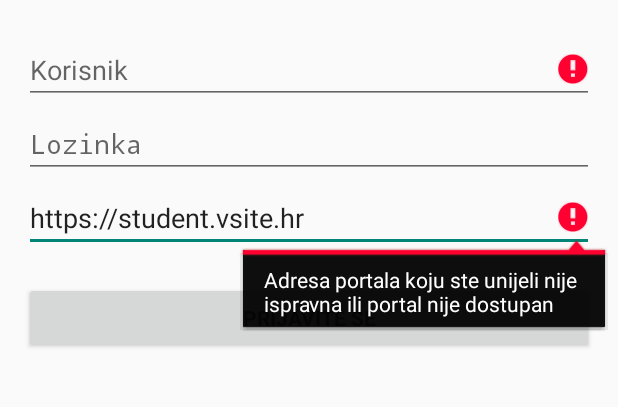
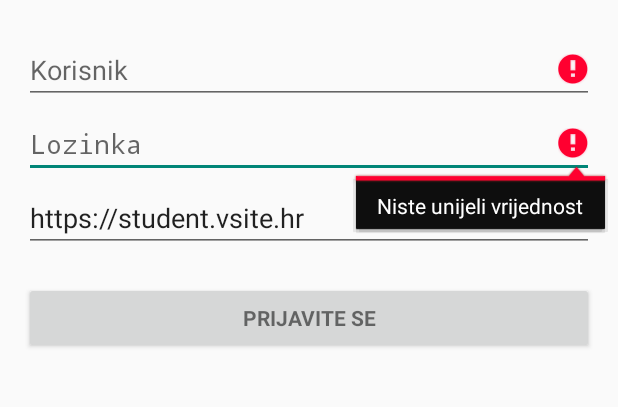
Before and after one commit to Bikonja/scad-for-android, an Android app: the ScadAuthenticatorActivity screen opened directly, with no data from a screen before it, after a tap on "PRIJAVITE SE", on a phone screen of 412 x 824 dp, the part 74-481 px from its top. Run offline under Robolectric (Android 15) with nearby library versions, the phone set to English and light mode, and no system bars.

Commit message:
Minor fixes

```diff
--- a/Scad/app/src/main/java/com/igorloborec/scad/authentication/AccountGeneral.java
+++ b/Scad/app/src/main/java/com/igorloborec/scad/authentication/AccountGeneral.java
@@ -18,7 +18,7 @@ public class AccountGeneral {
      */
     public static final String ACCOUNT_NAME = null;
 
-    public static final String PORTAL_ADDRESS = null;
+    public static final String PORTAL_ADDRESS = "PORTAL_URL";
 
     /**
      * Auth token types
--- a/Scad/app/src/main/java/com/igorloborec/scad/authentication/HtmlParseScadAuthenticate.java
+++ b/Scad/app/src/main/java/com/igorloborec/scad/authentication/HtmlParseScadAuthenticate.java
@@ -59,6 +59,7 @@ public class HtmlParseScadAuthenticate implements ScadAuthenticate {
 
         return authtoken;
         */
+        // Returned token should be in form SESSIONCOOKIENAME+SESSIONCOOKIEVALUE
         return null;
     }
 }
--- a/Scad/app/src/main/java/com/igorloborec/scad/authentication/ScadAuthenticatorActivity.java
+++ b/Scad/app/src/main/java/com/igorloborec/scad/authentication/ScadAuthenticatorActivity.java
@@ -14,21 +14,23 @@ import android.content.Intent;
 import android.os.AsyncTask;
 import android.os.Build;
 import android.os.Bundle;
+import android.provider.ContactsContract;
 import android.text.TextUtils;
 import android.util.Log;
+import android.util.Patterns;
 import android.view.View;
 import android.view.View.OnClickListener;
+import android.webkit.URLUtil;
 import android.widget.Button;
 import android.widget.EditText;
 import android.widget.TextView;
 
 import com.igorloborec.scad.R;
 
-import org.apache.http.HttpResponse;
-import org.apache.http.client.methods.HttpGet;
-import org.apache.http.impl.client.DefaultHttpClient;
-
-import java.io.IOException;
+import java.util.AbstractMap;
+import java.util.Dictionary;
+import java.util.HashMap;
+import java.util.Map;
 
 /**
  * A login screen that offers login via username/password.
@@ -118,15 +120,7 @@ public class ScadAuthenticatorActivity extends AccountAuthenticatorActivity {
         boolean cancel = false;
         View focusView = null;
 
-
-        // Check for a valid password, if the user entered one.
-        if (!TextUtils.isEmpty(password) && !isPasswordValid(password)) {
-            mPasswordView.setError(getString(R.string.error_invalid_password));
-            focusView = mPasswordView;
-            cancel = true;
-        }
-
-        // Check for a valid email address.
+        // Check for a valid username.
         if (TextUtils.isEmpty(username)) {
             mUsernameView.setError(getString(R.string.error_field_required));
             focusView = mUsernameView;
@@ -134,6 +128,17 @@ public class ScadAuthenticatorActivity extends AccountAuthenticatorActivity {
         } else if (!isUsernameValid(username)) {
             mUsernameView.setError(getString(R.string.error_invalid_username));
             focusView = mUsernameView;
+            cancel = true;
+        }
+
+        // Check for password validity.
+        if (TextUtils.isEmpty(password)) {
+            mPasswordView.setError(getString(R.string.error_field_required));
+            focusView = mPasswordView;
+            cancel = true;
+        } else if (!isPasswordValid(password)) {
+            mPasswordView.setError(getString(R.string.error_invalid_password));
+            focusView = mPasswordView;
             cancel = true;
         }
 
@@ -146,6 +151,9 @@ public class ScadAuthenticatorActivity extends AccountAuthenticatorActivity {
             mPortalAddressView.setError(getString(R.string.error_invalid_portal_address));
             focusView = mPortalAddressView;
             cancel = true;
+        }
+        else {
+            portalAddress = URLUtil.guessUrl(portalAddress);
         }
 
         if (cancel) {
@@ -172,15 +180,7 @@ public class ScadAuthenticatorActivity extends AccountAuthenticatorActivity {
     private boolean isPortalAddressValid(String portalAddress) {
         boolean isValid = false;
 
-        // Do a simple check if we get a HTTP 200 for this address
-        DefaultHttpClient httpClient = new DefaultHttpClient();
-        HttpGet httpGet = new HttpGet(portalAddress);
-        try {
-            HttpResponse response = httpClient.execute(httpGet);
-            isValid = response.getStatusLine().getStatusCode() == 200;
-        } catch (IOException e) {
-            e.printStackTrace();
-        }
+        isValid = Patterns.WEB_URL.matcher(portalAddress).matches();
 
         return isValid;
     }
--- a/Scad/app/src/main/res/values/strings.xml
+++ b/Scad/app/src/main/res/values/strings.xml
@@ -17,13 +17,13 @@
     <string name="error_login_failed">Prijava neuspješna</string>
     <string name="title_activity_main">MainActivity</string>
 
-    <string name="title_calendar">Kalendar</string>
+    <string name="title_calendar">Raspored</string>
     <string name="title_settings">Postavke</string>
     <string name="title_logout">Odjava</string>
 
     <string name="navigation_drawer_open">Prikaži navigacijsku ladicu</string>
     <string name="navigation_drawer_close">Sakrij navigacijsku ladicu</string>
     <string name="portal_address">Adresa portala</string>
-    <string name="error_invalid_portal_address">Adresa portala koju ste unijeli nije ispravna ili portal nije dostupan</string>
+    <string name="error_invalid_portal_address">Adresa portala koju ste unijeli nije ispravna</string>
 
 </resources>
```
